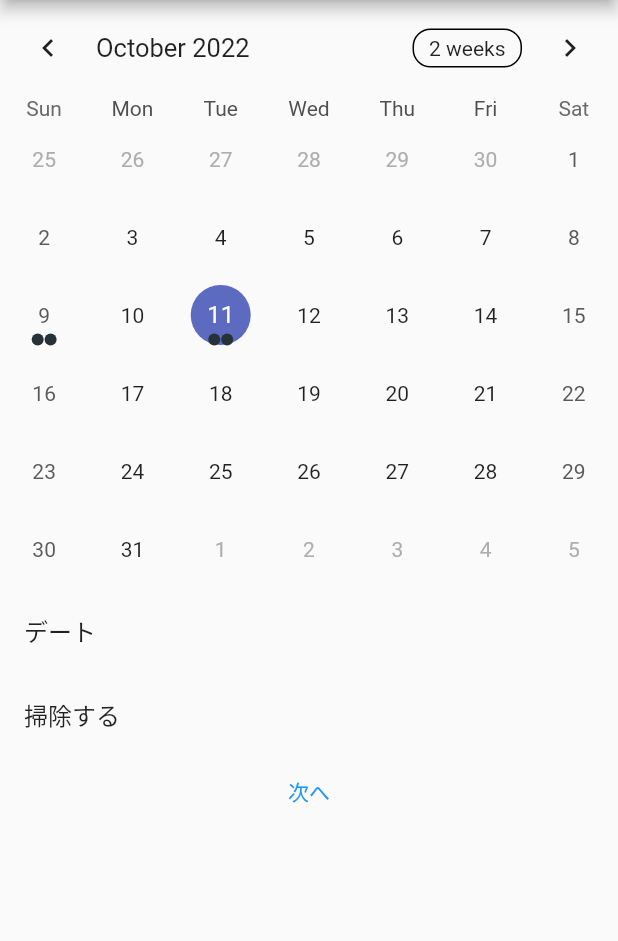
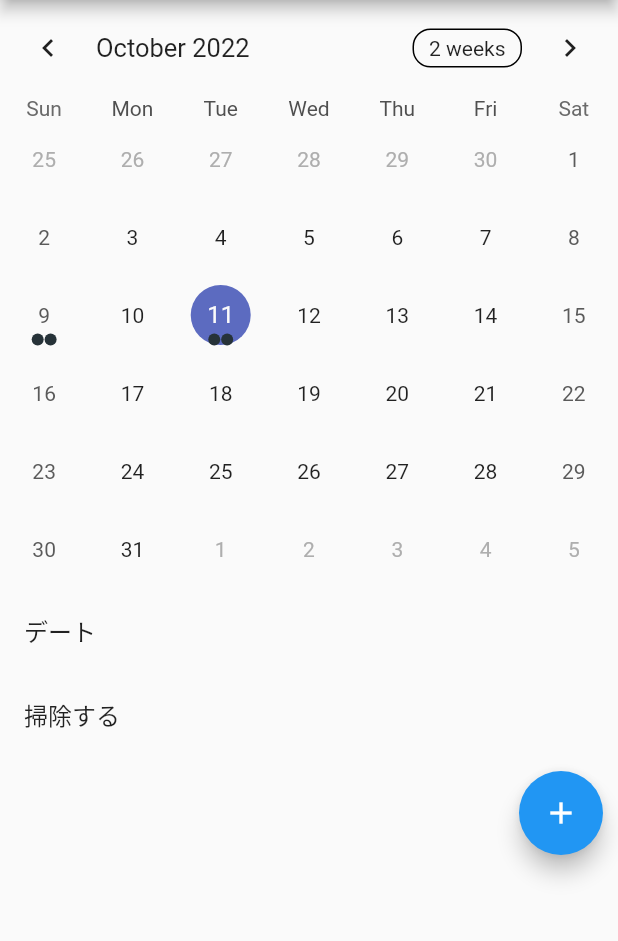
Before and after one commit to kzs829/3goodthing, a Flutter app: the screen it shows after launch, on a phone screen of 412 x 824 dp, the part 84-1025 px from its top. Run offline on Flutter 3.47's test engine with Material 2 defaults, Android fonts, the light colour scheme and no system bars; drawn by our look-alikes of table_calendar; our stand-ins replace sqflite; accounts and stored records are empty.

Commit message:
画面遷移試行

```diff
--- a/lib/main.dart
+++ b/lib/main.dart
@@ -68,8 +68,7 @@ class _MyHomePageState extends State<MyHomePage> {
         appBar: AppBar(
           title: Text(widget.title),
         ),
-        body: Column(
-          children: [
+        body: Column(children: [
           TableCalendar(
             firstDay: DateTime.utc(2022, 4, 1),
             lastDay: DateTime.utc(2025, 12, 31),
@@ -95,17 +94,21 @@ class _MyHomePageState extends State<MyHomePage> {
                     ))
                 .toList(),
           ),
-            TextButton(
-              child: Text('次へ'),
+          Container(
+            alignment: Alignment.bottomRight,
+            padding: const EdgeInsets.all(10),
+            child: FloatingActionButton(
               onPressed: () {
                 Navigator.push(
                   context,
-                  MaterialPageRoute(builder: (context) => DailyPage('Text')),
+                  MaterialPageRoute(builder: (context) => DailyPage()),
                 );
               },
-            )
-          ]
-        )
+              child: const Icon(
+                Icons.add,
+              ),
+            )),
+        ])
     );
   }
 }
```
Also changed, not shown: lib/daily_page.dart (+9 -6 lines). Lines whose indentation alone changed are shown as unchanged.
